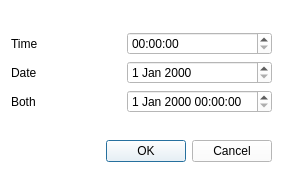
nabeel-okal/qt_practice, file dialog.ui: the form before one commit.
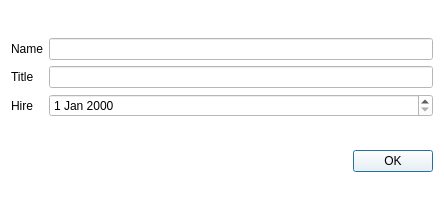
The form after the commit.

Commit message: Missing: User input validation & Correct Date format

Patch:
```diff
--- a/dialog.ui
+++ b/dialog.ui
@@ -6,8 +6,8 @@
    <rect>
     <x>0</x>
     <y>0</y>
-    <width>283</width>
-    <height>196</height>
+    <width>444</width>
+    <height>212</height>
    </rect>
   </property>
   <property name="sizePolicy">
@@ -497,39 +497,39 @@
      <item row="0" column="0">
       <widget class="QLabel" name="label">
        <property name="text">
-        <string>Time</string>
+        <string>Name</string>
        </property>
       </widget>
      </item>
      <item row="0" column="1">
-      <widget class="QTimeEdit" name="timeEdit"/>
+      <widget class="QLineEdit" name="txtName"/>
      </item>
      <item row="1" column="0">
       <widget class="QLabel" name="label_2">
        <property name="text">
-        <string>Date</string>
+        <string>Title</string>
        </property>
       </widget>
      </item>
      <item row="1" column="1">
-      <widget class="QDateEdit" name="dateEdit"/>
+      <widget class="QLineEdit" name="txtTitle"/>
      </item>
      <item row="2" column="0">
       <widget class="QLabel" name="label_3">
        <property name="text">
-        <string>Both</string>
+        <string>Hire</string>
        </property>
       </widget>
      </item>
      <item row="2" column="1">
-      <widget class="QDateTimeEdit" name="dateTimeEdit"/>
+      <widget class="QDateEdit" name="HireD"/>
      </item>
     </layout>
    </item>
    <item>
     <widget class="QDialogButtonBox" name="buttonBox">
      <property name="standardButtons">
-      <set>QDialogButtonBox::StandardButton::Cancel|QDialogButtonBox::StandardButton::Ok</set>
+      <set>QDialogButtonBox::StandardButton::Ok</set>
      </property>
     </widget>
    </item>
```
The commit also changes 31 other files.
